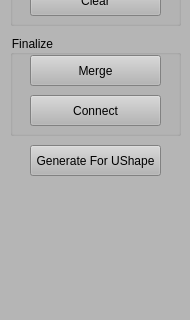
This is StreetDesigner/ControlWidget.ui in gnishida/StreetDesigner as Qt 5 draws it before an edit; both pictures show x 0 to 190 and y 545 to 865 of the 190 by 977 pixel window. The edited form follows.
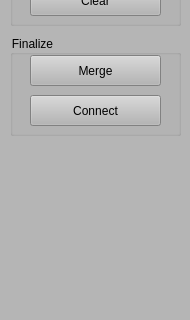
This is the edited form.

```diff
--- a/StreetDesigner/ControlWidget.ui
+++ b/StreetDesigner/ControlWidget.ui
@@ -391,19 +391,6 @@
      </property>
     </widget>
    </widget>
-   <widget class="QPushButton" name="pushButtonGenerateUShape">
-    <property name="geometry">
-     <rect>
-      <x>30</x>
-      <y>690</y>
-      <width>131</width>
-      <height>31</height>
-     </rect>
-    </property>
-    <property name="text">
-     <string>Generate For UShape</string>
-    </property>
-   </widget>
   </widget>
  </widget>
  <resources/>
```
